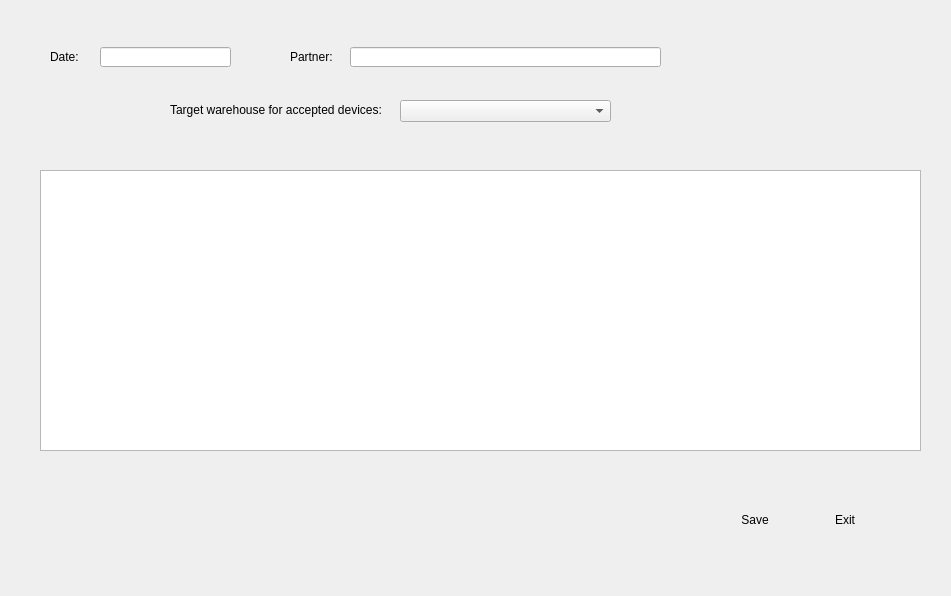
andrei219/euromedia, file uis/warehouse_rma_incoming_form.ui: the form before one commit.
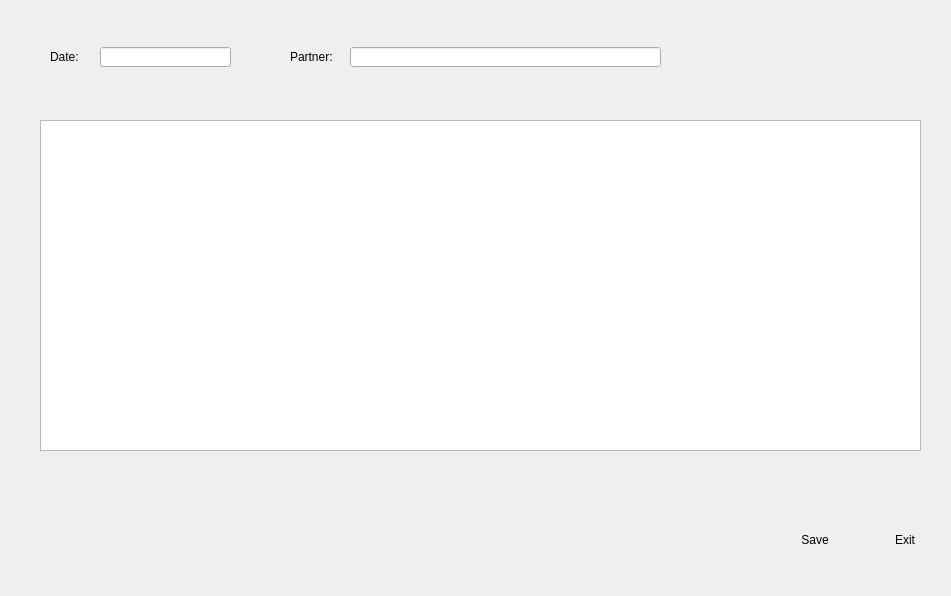
The form after the commit. Icons and pictures are not drawn.

The edit to the form file:
```diff
--- a/uis/warehouse_rma_incoming_form.ui
+++ b/uis/warehouse_rma_incoming_form.ui
@@ -73,40 +73,17 @@
    <property name="geometry">
     <rect>
      <x>40</x>
-     <y>170</y>
+     <y>120</y>
      <width>881</width>
-     <height>281</height>
+     <height>331</height>
     </rect>
    </property>
   </widget>
-  <widget class="QComboBox" name="warehouse">
-   <property name="geometry">
-    <rect>
-     <x>400</x>
-     <y>100</y>
-     <width>211</width>
-     <height>22</height>
-    </rect>
-   </property>
-  </widget>
-  <widget class="QLabel" name="label_3">
-   <property name="geometry">
-    <rect>
-     <x>170</x>
-     <y>102</y>
-     <width>211</width>
-     <height>16</height>
-    </rect>
-   </property>
-   <property name="text">
-    <string>Target warehouse for accepted devices:</string>
-   </property>
-  </widget>
   <widget class="QToolButton" name="save">
    <property name="geometry">
     <rect>
-     <x>720</x>
-     <y>490</y>
+     <x>780</x>
+     <y>510</y>
      <width>70</width>
      <height>60</height>
     </rect>
@@ -146,8 +123,8 @@
   <widget class="QToolButton" name="exit">
    <property name="geometry">
     <rect>
-     <x>810</x>
-     <y>490</y>
+     <x>870</x>
+     <y>510</y>
      <width>70</width>
      <height>60</height>
     </rect>
```
